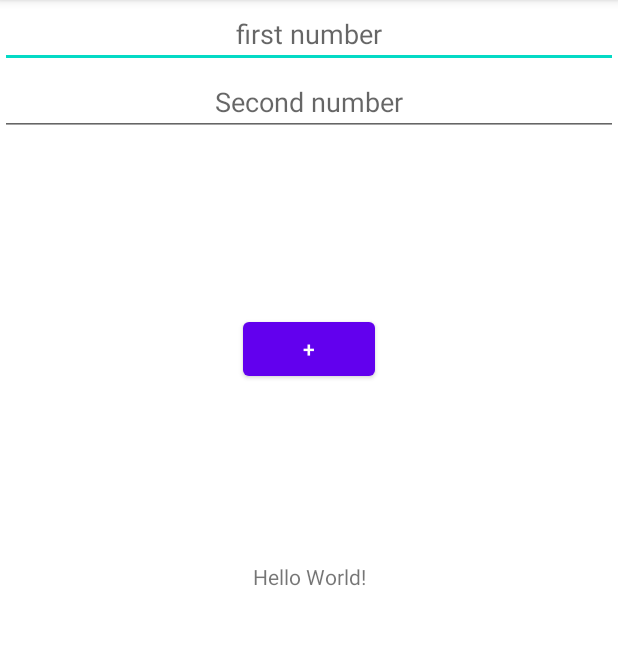
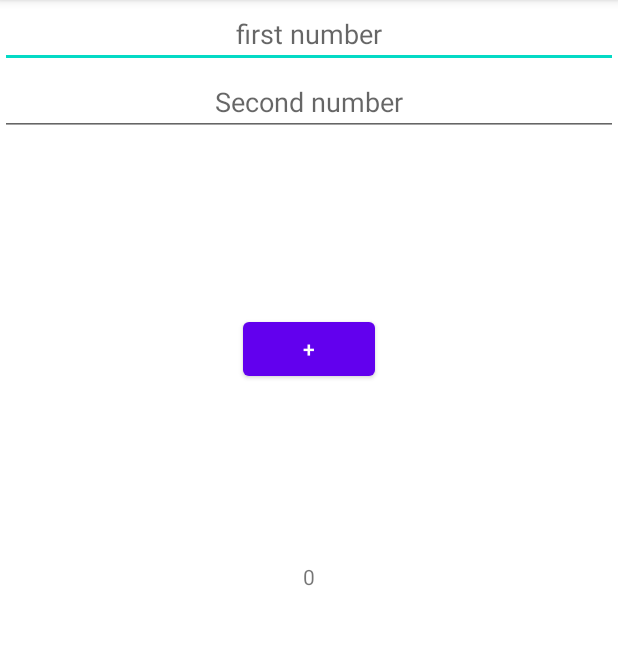
Before and after one commit to Poojanandakumar/SimpleCalculator, an Android app: the screen it shows after launch (MainActivity), on a phone screen of 412 x 824 dp, the part 84-729 px from its top. Run offline under Robolectric (Android 15) with nearby library versions, the phone set to English and light mode, and no system bars.

```diff
--- a/app/src/main/res/layout/activity_main.xml
+++ b/app/src/main/res/layout/activity_main.xml
@@ -7,6 +7,7 @@
     tools:context=".MainActivity">
 
     <EditText
+        android:inputType="number"
         android:id="@+id/editText2"
         android:layout_width="match_parent"
         android:layout_height="wrap_content"
@@ -17,6 +18,7 @@
         app:layout_constraintTop_toTopOf="parent" />
 
     <EditText
+        android:inputType="number"
         android:id="@+id/editText4"
         android:layout_width="match_parent"
         android:layout_height="wrap_content"
@@ -39,7 +41,7 @@
         android:id="@+id/textView2"
         android:layout_width="wrap_content"
         android:layout_height="wrap_content"
-        android:text="Hello World!"
+        android:text="0"
         app:layout_constraintBottom_toBottomOf="parent"
         app:layout_constraintLeft_toLeftOf="parent"
         app:layout_constraintRight_toRightOf="parent"
```
